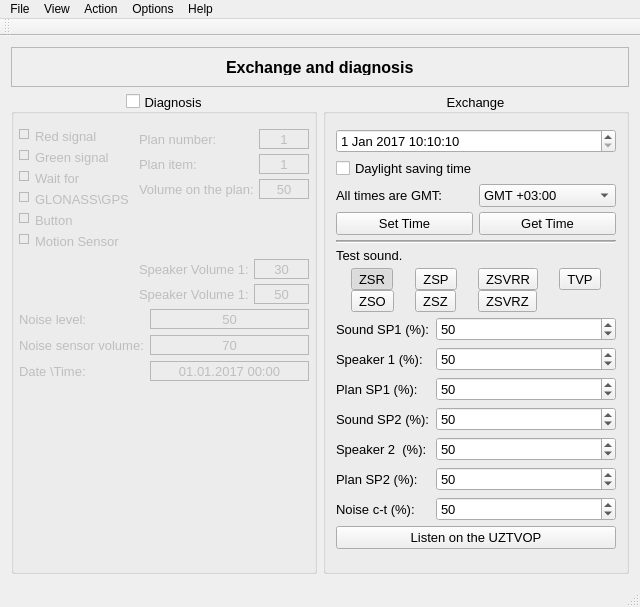
Qt form mainwindow.ui (tuzhikov/ConfigSoundSetting) before a commit.
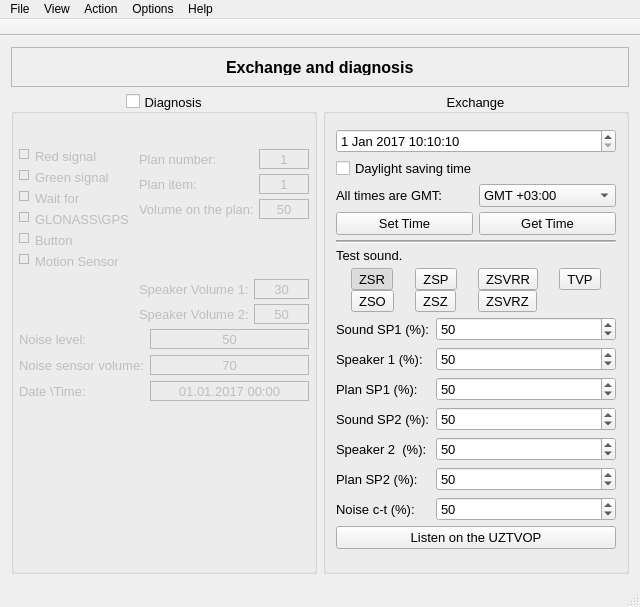
The same form after that commit. The open tabs and pages were chosen to show the change. Icons and pictures are not drawn.

What changed in the file:
```diff
--- a/mainwindow.ui
+++ b/mainwindow.ui
@@ -13,6 +13,9 @@
   <property name="windowTitle">
    <string>MainWindow</string>
   </property>
+  <property name="tabShape">
+   <enum>QTabWidget::Rounded</enum>
+  </property>
   <widget class="QWidget" name="centralWidget">
    <layout class="QGridLayout" name="gridLayout">
     <property name="leftMargin">
@@ -2247,7 +2250,7 @@
            <property name="spacing">
             <number>5</number>
            </property>
-           <item row="0" column="0">
+           <item row="1" column="0">
             <layout class="QFormLayout" name="formLayout_8">
              <property name="horizontalSpacing">
               <number>10</number>
@@ -2606,7 +2609,7 @@
                <item row="1" column="0">
                 <widget class="QLabel" name="label_32">
                  <property name="text">
-                  <string>Speaker Volume 1:</string>
+                  <string>Speaker Volume 2:</string>
                  </property>
                 </widget>
                </item>
@@ -2639,7 +2642,7 @@
              </item>
             </layout>
            </item>
-           <item row="2" column="0">
+           <item row="3" column="0">
             <spacer name="verticalSpacer_3">
              <property name="orientation">
               <enum>Qt::Vertical</enum>
@@ -2652,7 +2655,7 @@
              </property>
             </spacer>
            </item>
-           <item row="1" column="0">
+           <item row="2" column="0">
             <layout class="QFormLayout" name="formLayout_6">
              <item row="0" column="0">
               <widget class="QLabel" name="label_34">
@@ -2752,6 +2755,13 @@
              </item>
             </layout>
            </item>
+           <item row="0" column="0">
+            <widget class="QLabel" name="indicator">
+             <property name="text">
+              <string/>
+             </property>
+            </widget>
+           </item>
           </layout>
          </widget>
         </item>
@@ -3375,6 +3385,9 @@
    <addaction name="menuHelp"/>
   </widget>
   <widget class="QToolBar" name="mainToolBar">
+   <property name="movable">
+    <bool>false</bool>
+   </property>
    <property name="allowedAreas">
     <set>Qt::AllToolBarAreas</set>
    </property>
```
Left out of the diff: 8 changed lines with no effect on the pictures.
